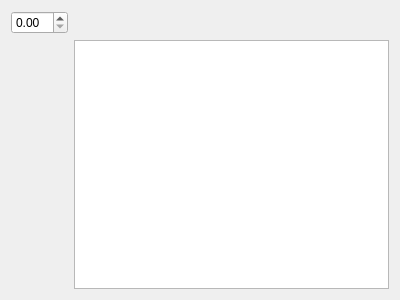
Above: paint.ui from RestonLaurels/Bitmap-editor before the change. Below: the same form after it.
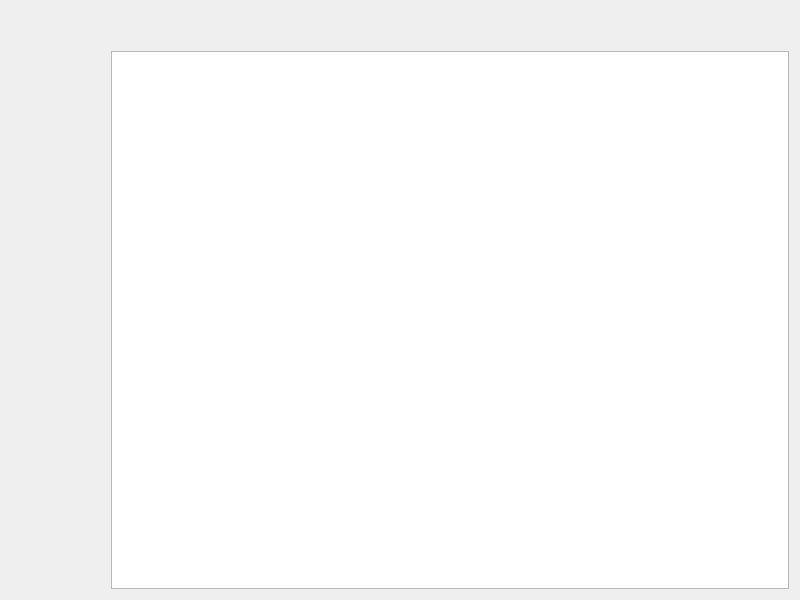
That is the form after the change.

```diff
--- a/paint.ui
+++ b/paint.ui
@@ -6,19 +6,111 @@
    <rect>
     <x>0</x>
     <y>0</y>
-    <width>400</width>
-    <height>300</height>
+    <width>800</width>
+    <height>600</height>
    </rect>
   </property>
   <property name="windowTitle">
    <string>Paint</string>
   </property>
   <layout class="QGridLayout" name="gridLayout">
-   <item row="5" column="1">
-    <widget class="QGraphicsView" name="graphicsView"/>
+   <item row="0" column="5">
+    <spacer name="horizontalSpacer">
+     <property name="orientation">
+      <enum>Qt::Horizontal</enum>
+     </property>
+     <property name="sizeHint" stdset="0">
+      <size>
+       <width>40</width>
+       <height>20</height>
+      </size>
+     </property>
+    </spacer>
    </item>
-   <item row="0" column="0">
-    <widget class="QDoubleSpinBox" name="doubleSpinBox"/>
+   <item row="2" column="5">
+    <widget class="QGraphicsView" name="graphicsView">
+     <property name="cursor" stdset="0">
+      <cursorShape>ArrowCursor</cursorShape>
+     </property>
+    </widget>
+   </item>
+   <item row="2" column="2">
+    <spacer name="verticalSpacer_3">
+     <property name="orientation">
+      <enum>Qt::Vertical</enum>
+     </property>
+     <property name="sizeHint" stdset="0">
+      <size>
+       <width>20</width>
+       <height>40</height>
+      </size>
+     </property>
+    </spacer>
+   </item>
+   <item row="2" column="3">
+    <spacer name="verticalSpacer_4">
+     <property name="orientation">
+      <enum>Qt::Vertical</enum>
+     </property>
+     <property name="sizeHint" stdset="0">
+      <size>
+       <width>20</width>
+       <height>40</height>
+      </size>
+     </property>
+    </spacer>
+   </item>
+   <item row="2" column="0">
+    <spacer name="verticalSpacer">
+     <property name="orientation">
+      <enum>Qt::Vertical</enum>
+     </property>
+     <property name="sizeHint" stdset="0">
+      <size>
+       <width>20</width>
+       <height>40</height>
+      </size>
+     </property>
+    </spacer>
+   </item>
+   <item row="2" column="1">
+    <spacer name="verticalSpacer_2">
+     <property name="orientation">
+      <enum>Qt::Vertical</enum>
+     </property>
+     <property name="sizeHint" stdset="0">
+      <size>
+       <width>20</width>
+       <height>40</height>
+      </size>
+     </property>
+    </spacer>
+   </item>
+   <item row="2" column="4">
+    <spacer name="verticalSpacer_5">
+     <property name="orientation">
+      <enum>Qt::Vertical</enum>
+     </property>
+     <property name="sizeHint" stdset="0">
+      <size>
+       <width>20</width>
+       <height>40</height>
+      </size>
+     </property>
+    </spacer>
+   </item>
+   <item row="1" column="5">
+    <spacer name="horizontalSpacer_2">
+     <property name="orientation">
+      <enum>Qt::Horizontal</enum>
+     </property>
+     <property name="sizeHint" stdset="0">
+      <size>
+       <width>40</width>
+       <height>20</height>
+      </size>
+     </property>
+    </spacer>
    </item>
   </layout>
  </widget>
```
